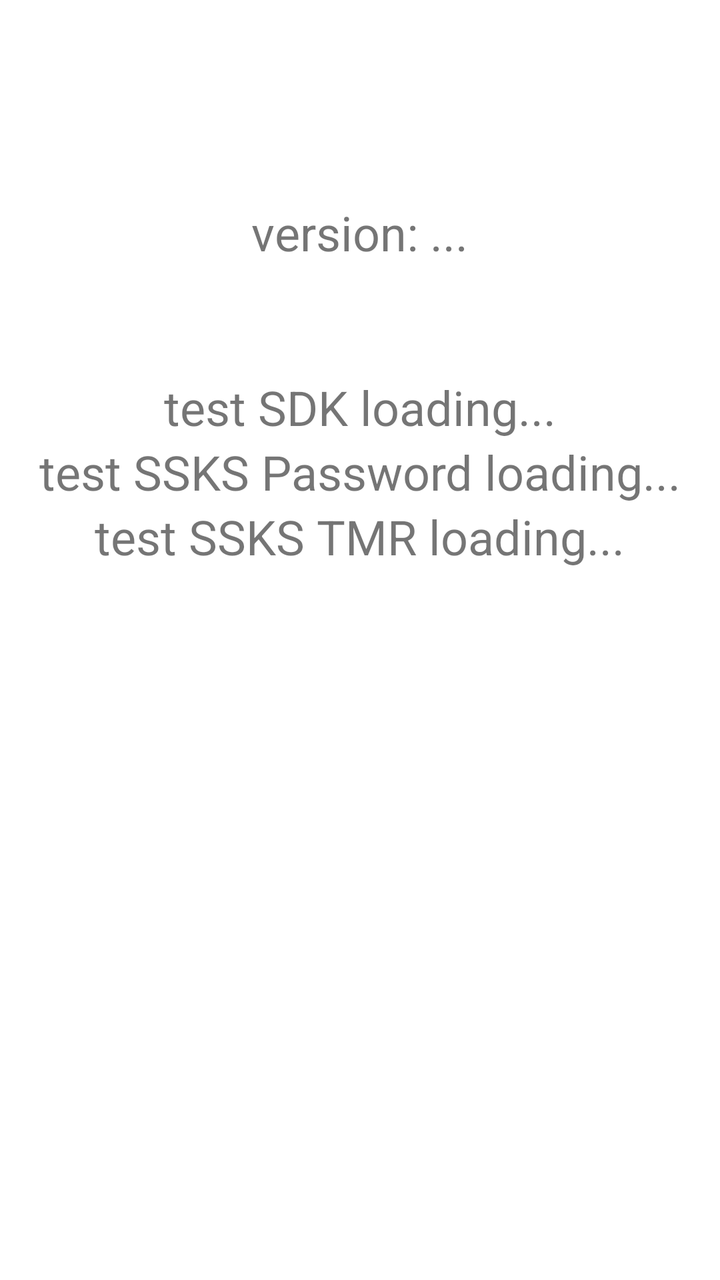
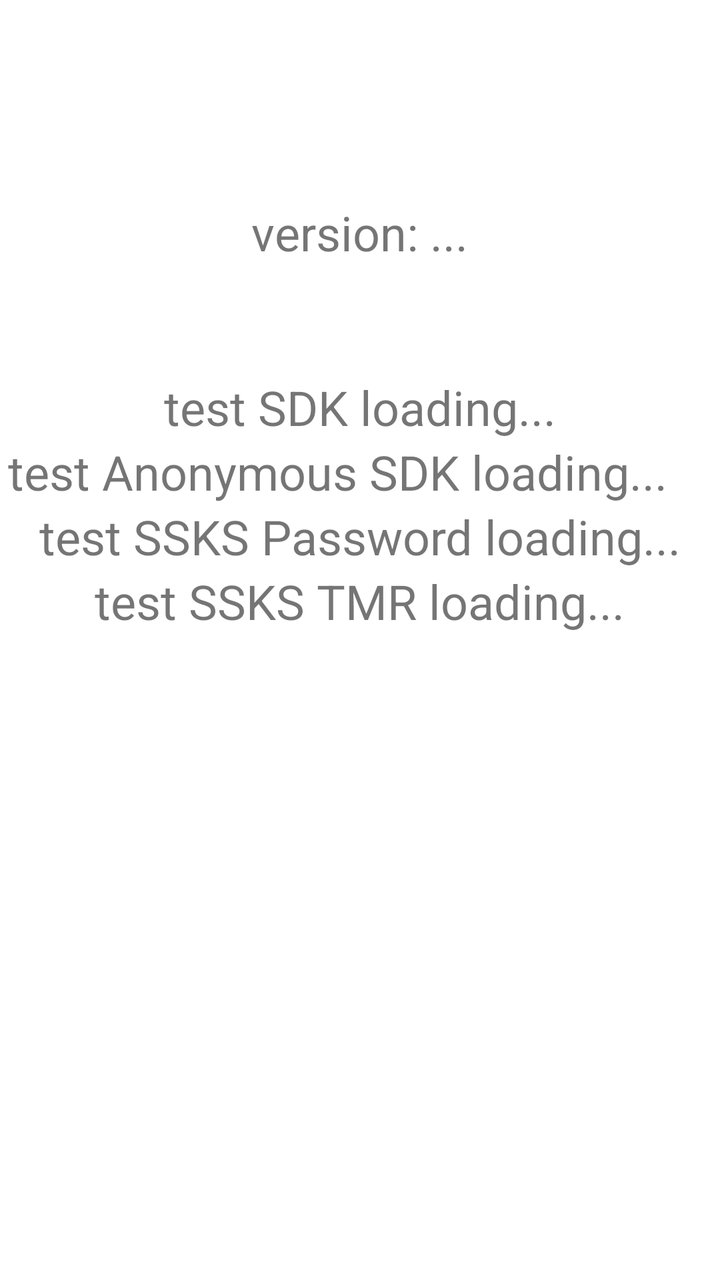

Compare the two renders of this Android layout. The source of the first and the diff that turns it into the second are given below.
<!-- AndroidManifest.xml: application theme Theme.Gosdkdemoapp -->
<!-- res/layout/activity_main.xml -->
<?xml version="1.0" encoding="utf-8"?>
<androidx.constraintlayout.widget.ConstraintLayout xmlns:android="http://schemas.android.com/apk/res/android"
    xmlns:app="http://schemas.android.com/apk/res-auto"
    xmlns:tools="http://schemas.android.com/tools"
    android:layout_width="match_parent"
    android:layout_height="match_parent"
    tools:context=".MainActivity">

    <LinearLayout
        android:layout_width="match_parent"
        android:layout_height="match_parent"
        android:layout_marginTop="100dp"
        android:orientation="vertical"
        app:layout_constraintBottom_toBottomOf="parent"
        app:layout_constraintEnd_toEndOf="parent"
        app:layout_constraintHorizontal_bias="0.5"
        app:layout_constraintStart_toStartOf="parent"
        app:layout_constraintTop_toTopOf="parent"
        app:layout_constraintVertical_bias="0.5">

        <TextView
            android:id="@+id/version"
            android:layout_width="wrap_content"
            android:layout_height="wrap_content"
            android:layout_gravity="center|center_horizontal"
            android:text="version: ..."
            android:textAlignment="center"
            android:textSize="24sp" />

        <Space
            android:layout_width="match_parent"
            android:layout_height="55dp" />

        <TextView
            android:id="@+id/testSDK"
            android:layout_width="wrap_content"
            android:layout_height="wrap_content"
            android:layout_gravity="center|center_horizontal"
            android:text="test SDK loading..."
            android:textSize="24sp" />

        <TextView
            android:id="@+id/testSsksPassword"
            android:layout_width="wrap_content"
            android:layout_height="wrap_content"
            android:layout_gravity="center_horizontal"
            android:text="test SSKS Password loading..."
            android:textSize="24sp" />

        <TextView
            android:id="@+id/testSsksTMR"
            android:layout_width="wrap_content"
            android:layout_height="wrap_content"
            android:layout_gravity="center_horizontal"
            android:text="test SSKS TMR loading..."
            android:textSize="24sp" />

    </LinearLayout>

</androidx.constraintlayout.widget.ConstraintLayout>
<!-- resources referenced by this layout -->
<resources>
  <style name="Theme.Gosdkdemoapp" parent="Theme.MaterialComponents.DayNight.DarkActionBar">
          
          <item name="colorPrimary">@color/purple_500</item>
          <item name="colorPrimaryVariant">@color/purple_700</item>
          <item name="colorOnPrimary">@color/white</item>
          
          <item name="colorSecondary">@color/teal_200</item>
          <item name="colorSecondaryVariant">@color/teal_700</item>
          <item name="colorOnSecondary">@color/black</item>
          
          <item name="android:statusBarColor">?attr/colorPrimaryVariant</item>
          
      </style>
  <color name="purple_500">#FF6200EE</color>
  <color name="purple_700">#FF3700B3</color>
  <color name="white">#FFFFFFFF</color>
  <color name="teal_200">#FF03DAC5</color>
  <color name="teal_700">#FF018786</color>
  <color name="black">#FF000000</color>
</resources>

<!-- the commit's change to res/layout/activity_main.xml (unified diff, before → after) -->
@@ -40,6 +40,14 @@
             android:textSize="24sp" />
 
         <TextView
+            android:id="@+id/testAnonymousSDK"
+            android:layout_width="352dp"
+            android:layout_height="wrap_content"
+            android:layout_gravity="center|center_horizontal"
+            android:text="test Anonymous SDK loading..."
+            android:textSize="24sp" />
+
+        <TextView
             android:id="@+id/testSsksPassword"
             android:layout_width="wrap_content"
             android:layout_height="wrap_content"
